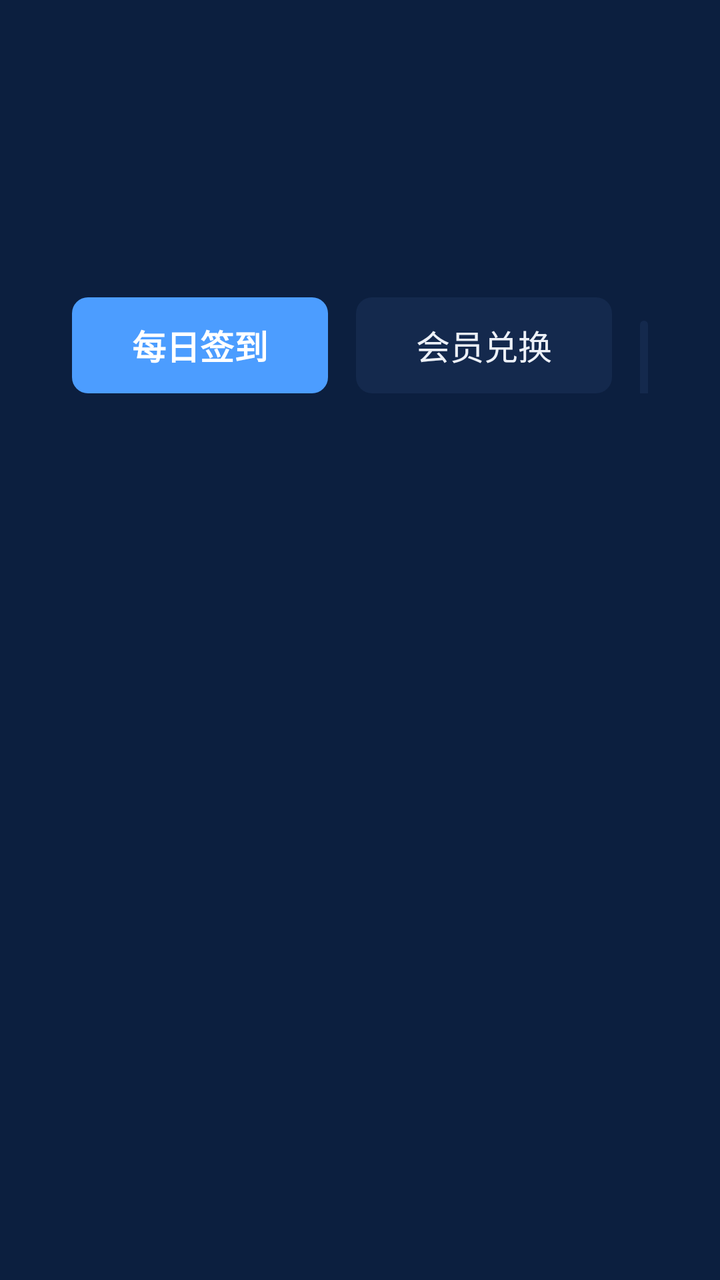
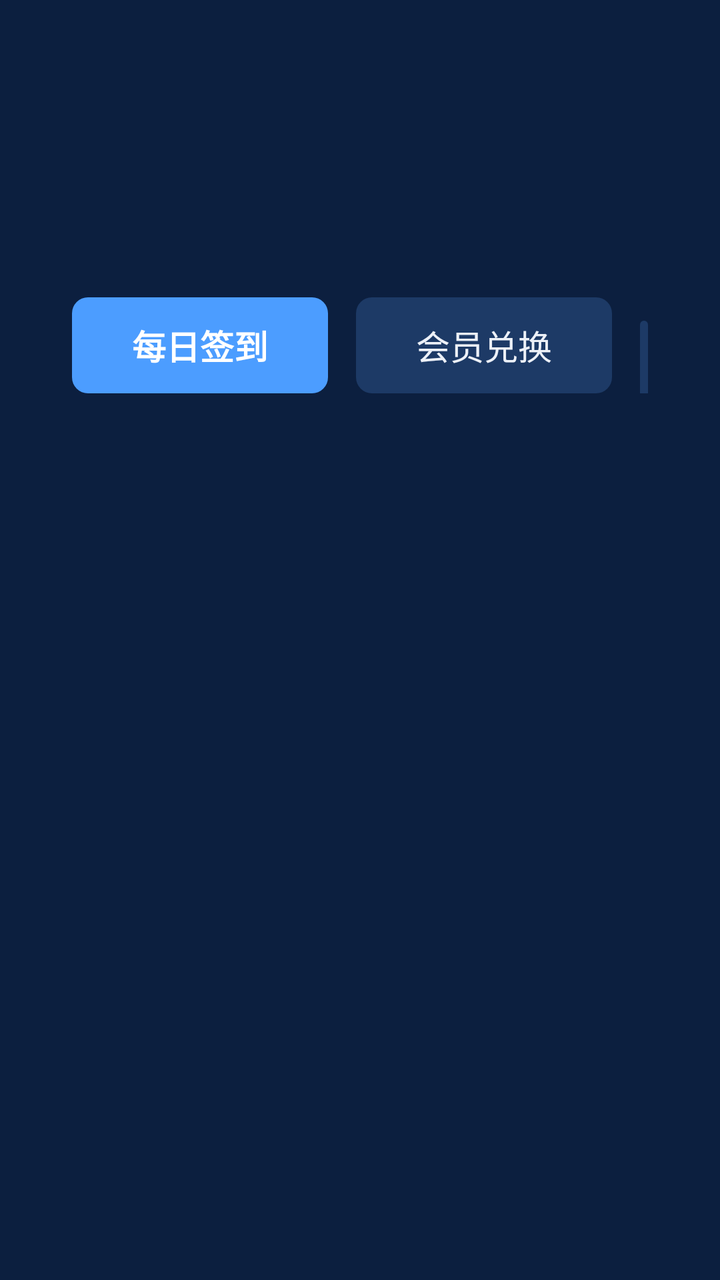

Compare the two renders of this Android layout. The source of the first and the diff that turns it into the second are given below.
<!-- AndroidManifest.xml: application theme Theme.AIStreamTV -->
<!-- res/layout/fragment_me.xml -->
<?xml version="1.0" encoding="utf-8"?>
<LinearLayout xmlns:android="http://schemas.android.com/apk/res/android"
    android:layout_width="match_parent"
    android:layout_height="match_parent"
    android:background="@color/bg"
    android:orientation="vertical"
    android:paddingStart="36dp"
    android:paddingTop="28dp"
    android:paddingEnd="36dp">

    <TextView
        android:id="@+id/tvUser"
        android:layout_width="wrap_content"
        android:layout_height="wrap_content"
        android:textColor="@color/fg"
        android:textSize="28sp"
        android:textStyle="bold" />

    <TextView
        android:id="@+id/tvVip"
        android:layout_width="wrap_content"
        android:layout_height="wrap_content"
        android:layout_marginTop="8dp"
        android:textColor="@color/gold"
        android:textSize="16sp" />

    <TextView
        android:id="@+id/tvPoints"
        android:layout_width="wrap_content"
        android:layout_height="wrap_content"
        android:layout_marginTop="6dp"
        android:textColor="@color/fg_dim"
        android:textSize="16sp" />

    <LinearLayout
        android:layout_width="wrap_content"
        android:layout_height="wrap_content"
        android:layout_marginTop="26dp"
        android:orientation="horizontal">

        <TextView
            android:id="@+id/btnCheckin"
            style="@style/AIStream.FocusItem"
            android:layout_width="wrap_content"
            android:layout_height="48dp"
            android:background="@drawable/bg_btn"
            android:gravity="center"
            android:paddingStart="30dp"
            android:paddingEnd="30dp"
            android:text="每日签到"
            android:textColor="@android:color/white"
            android:textSize="17sp"
            android:textStyle="bold" />

        <TextView
            android:id="@+id/btnRedeem"
            style="@style/AIStream.FocusItem"
            android:layout_width="wrap_content"
            android:layout_height="48dp"
            android:layout_marginStart="14dp"
            android:background="@drawable/bg_chip"
            android:gravity="center"
            android:paddingStart="30dp"
            android:paddingEnd="30dp"
            android:text="会员兑换"
            android:textColor="@color/fg"
            android:textSize="17sp" />

        <TextView
            android:id="@+id/btnSwitch"
            style="@style/AIStream.FocusItem"
            android:layout_width="wrap_content"
            android:layout_height="48dp"
            android:layout_marginStart="14dp"
            android:background="@drawable/bg_chip"
            android:gravity="center"
            android:paddingStart="30dp"
            android:paddingEnd="30dp"
            android:text="退出登录"
            android:textColor="@color/fg_dim"
            android:textSize="17sp" />

        <TextView
            android:id="@+id/btnHero"
            style="@style/AIStream.FocusItem"
            android:layout_width="wrap_content"
            android:layout_height="48dp"
            android:layout_marginStart="14dp"
            android:background="@drawable/bg_chip"
            android:gravity="center"
            android:paddingStart="30dp"
            android:paddingEnd="30dp"
            android:text="首页打开时：海报"
            android:textColor="@color/fg"
            android:textSize="17sp" />

    </LinearLayout>

    <TextView
        android:id="@+id/tvMsg"
        android:layout_width="wrap_content"
        android:layout_height="wrap_content"
        android:layout_marginTop="20dp"
        android:textColor="@color/fg_dim"
        android:textSize="15sp" />

</LinearLayout>
<!-- resources referenced by this layout -->
<resources>
  <color name="bg">#FF0C1F3F</color>
  <color name="fg">#FFEDF1F8</color>
  <color name="fg_dim">#FFA8B8D4</color>
  <color name="gold">#FFFFC857</color>
  <!-- drawable bg_btn (drawable) -->
  <?xml version="1.0" encoding="utf-8"?>
  <shape xmlns:android="http://schemas.android.com/apk/res/android" android:shape="rectangle">
      <solid android:color="@color/accent" />
      <corners android:radius="8dp" />
  </shape>
  <!-- drawable bg_chip (drawable) -->
  <?xml version="1.0" encoding="utf-8"?>
  <shape xmlns:android="http://schemas.android.com/apk/res/android" android:shape="rectangle">
      <solid android:color="@color/bg_card" />
      <corners android:radius="8dp" />
  </shape>
  <style name="AIStream.FocusItem" parent="">
          <item name="android:focusable">true</item>
          <item name="android:focusableInTouchMode">true</item>
          <item name="android:clickable">true</item>
      </style>
  <style name="Theme.AIStreamTV" parent="Theme.AppCompat.NoActionBar">
          <item name="android:windowBackground">@color/bg</item>
          <item name="android:colorBackground">@color/bg</item>
          <item name="android:textColorPrimary">@color/fg</item>
          <item name="android:textColorSecondary">@color/fg_dim</item>
          <item name="android:windowNoTitle">true</item>
          <item name="colorAccent">@color/accent</item>
          <item name="android:colorControlActivated">@color/accent</item>
      </style>
  <color name="accent">#FF4C9DFF</color>
  <color name="bg_card">#FF14294D</color>
</resources>

<!-- the commit's change to res/layout/fragment_me.xml (unified diff, before → after) -->
@@ -94,6 +94,20 @@
             android:textColor="@color/fg"
             android:textSize="17sp" />
 
+        <TextView
+            android:id="@+id/btnMute"
+            style="@style/AIStream.FocusItem"
+            android:layout_width="wrap_content"
+            android:layout_height="48dp"
+            android:layout_marginStart="14dp"
+            android:background="@drawable/bg_chip"
+            android:gravity="center"
+            android:paddingStart="30dp"
+            android:paddingEnd="30dp"
+            android:text="直播小窗：有声"
+            android:textColor="@color/fg"
+            android:textSize="17sp" />
+
     </LinearLayout>
 
     <TextView
<!-- resource entries referenced after the edit -->
@@ -13,7 +13,7 @@
   <!-- drawable bg_chip (drawable) -->
   <?xml version="1.0" encoding="utf-8"?>
   <shape xmlns:android="http://schemas.android.com/apk/res/android" android:shape="rectangle">
-      <solid android:color="@color/bg_card" />
+      <solid android:color="@color/bg_card_hi" />
       <corners android:radius="8dp" />
   </shape>
   <style name="AIStream.FocusItem" parent="">
@@ -31,6 +31,6 @@
           <item name="android:colorControlActivated">@color/accent</item>
       </style>
   <color name="accent">#FF4C9DFF</color>
-  <color name="bg_card">#FF14294D</color>
+  <color name="bg_card_hi">#FF1D3A66</color>
 </resources>
 
